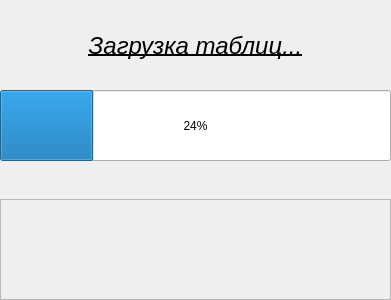
First picture: the form in ui/d_table_loading.ui, repository TwistRU/DVO_RAN_Banding_birds, before the edit.
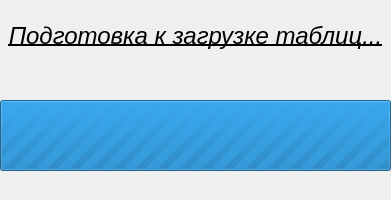
Second picture: the form after the edit.

Commit message: banding_birds: implement table loading UI

What changed in the file:
```diff
--- a/ui/d_table_loading.ui
+++ b/ui/d_table_loading.ui
@@ -7,7 +7,7 @@
     <x>0</x>
     <y>0</y>
     <width>391</width>
-    <height>300</height>
+    <height>200</height>
    </rect>
   </property>
   <property name="windowTitle">
@@ -17,20 +17,23 @@
    <property name="geometry">
     <rect>
      <x>0</x>
-     <y>90</y>
+     <y>100</y>
      <width>391</width>
      <height>71</height>
     </rect>
    </property>
+   <property name="maximum">
+    <number>0</number>
+   </property>
    <property name="value">
-    <number>24</number>
+    <number>0</number>
    </property>
   </widget>
   <widget class="QLabel" name="label">
    <property name="geometry">
     <rect>
      <x>0</x>
-     <y>20</y>
+     <y>10</y>
      <width>391</width>
      <height>51</height>
     </rect>
@@ -43,51 +46,12 @@
     </font>
    </property>
    <property name="text">
-    <string>Загрузка таблиц...</string>
+    <string>Подготовка к загрузке таблиц...</string>
    </property>
    <property name="alignment">
     <set>Qt::AlignCenter</set>
    </property>
   </widget>
-  <widget class="QScrollArea" name="scrollArea">
-   <property name="geometry">
-    <rect>
-     <x>0</x>
-     <y>199</y>
-     <width>391</width>
-     <height>101</height>
-    </rect>
-   </property>
-   <property name="widgetResizable">
-    <bool>true</bool>
-   </property>
-   <widget class="QWidget" name="scrollAreaWidgetContents">
-    <property name="geometry">
-     <rect>
-      <x>0</x>
-      <y>0</y>
-      <width>389</width>
-      <height>99</height>
-     </rect>
-    </property>
-    <widget class="QLabel" name="error_label">
-     <property name="geometry">
-      <rect>
-       <x>0</x>
-       <y>0</y>
-       <width>391</width>
-       <height>341</height>
-      </rect>
-     </property>
-     <property name="styleSheet">
-      <string notr="true">color:red;</string>
-     </property>
-     <property name="text">
-      <string/>
-     </property>
-    </widget>
-   </widget>
-  </widget>
  </widget>
  <resources/>
  <connections/>
```
Left out of the diff: 2 changed lines with no effect on the pictures. The commit also changes 6 other files.
